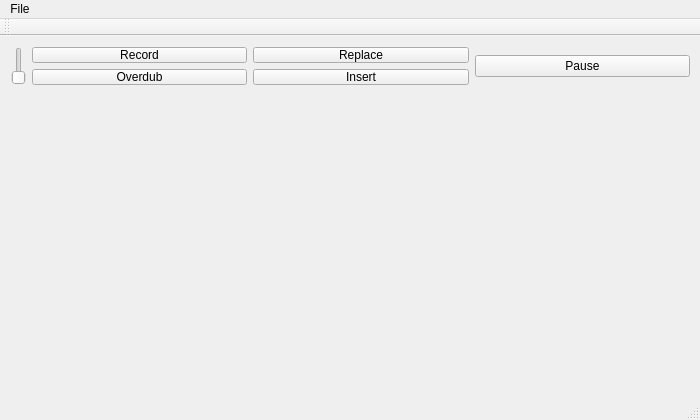
Old version of the form src/gui/mainwindow.ui in the repository kasbah/slim_looper.
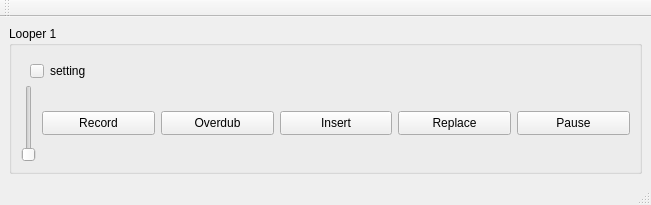
New version of the form. Custom widgets are drawn as their Qt base class.

Commit message: trying out generated ui

```diff
--- a/src/gui/mainwindow.ui
+++ b/src/gui/mainwindow.ui
@@ -6,24 +6,89 @@
    <rect>
     <x>0</x>
     <y>0</y>
-    <width>700</width>
-    <height>420</height>
+    <width>651</width>
+    <height>205</height>
    </rect>
   </property>
   <property name="windowTitle">
    <string>MainWindow</string>
   </property>
-  <widget class="QWidget" name="centralWidget">
-   <widget class="QWidget" name="horizontalLayoutWidget">
-    <property name="geometry">
-     <rect>
-      <x>0</x>
-      <y>0</y>
-      <width>701</width>
-      <height>60</height>
-     </rect>
-    </property>
-    <layout class="QHBoxLayout" name="horizontalLayout_4">
+  <property name="styleSheet">
+   <string notr="true"/>
+  </property>
+  <widget class="QWidget" name="centralwidget">
+   <layout class="QVBoxLayout" name="verticalLayout_3">
+    <item>
+     <widget class="QGroupBox" name="looperWidget_1">
+      <property name="title">
+       <string>Looper 1</string>
+      </property>
+      <layout class="QVBoxLayout" name="verticalLayout">
+       <item>
+        <layout class="QHBoxLayout" name="horizontalLayout_2">
+         <item>
+          <widget class="ClickableWidget" name="boolSettingWidget" native="true">
+           <property name="minimumSize">
+            <size>
+             <width>60</width>
+             <height>24</height>
+            </size>
+           </property>
+           <property name="maximumSize">
+            <size>
+             <width>16777215</width>
+             <height>24</height>
+            </size>
+           </property>
+           <property name="mouseTracking">
+            <bool>true</bool>
+           </property>
+           <layout class="QHBoxLayout" name="horizontalLayout_3">
+            <item>
+             <widget class="LEDButton" name="LED">
+              <property name="minimumSize">
+               <size>
+                <width>14</width>
+                <height>14</height>
+               </size>
+              </property>
+              <property name="maximumSize">
+               <size>
+                <width>14</width>
+                <height>14</height>
+               </size>
+              </property>
+              <property name="text">
+               <string/>
+              </property>
+              <property name="checkable">
+               <bool>true</bool>
+              </property>
+              <property name="autoRepeat">
+               <bool>false</bool>
+              </property>
+             </widget>
+            </item>
+            <item>
+             <widget class="QLabel" name="label">
+              <property name="minimumSize">
+               <size>
+                <width>50</width>
+                <height>14</height>
+               </size>
+              </property>
+              <property name="text">
+               <string>setting</string>
+              </property>
+             </widget>
+            </item>
+           </layout>
+          </widget>
+         </item>
+        </layout>
+       </item>
+       <item>
+        <layout class="QHBoxLayout" name="horizontalLayout">
      <item>
       <widget class="QSlider" name="drySlider">
        <property name="maximum">
@@ -35,45 +100,77 @@
       </widget>
      </item>
      <item>
-      <layout class="QVBoxLayout" name="verticalLayout_5">
-       <item>
         <widget class="QPushButton" name="recordButton">
+           <property name="maximumSize">
+            <size>
+             <width>16777215</width>
+             <height>24</height>
+            </size>
+           </property>
+           <property name="styleSheet">
+            <string notr="true"/>
+           </property>
          <property name="text">
           <string>Record</string>
          </property>
+           <property name="checkable">
+            <bool>true</bool>
+           </property>
         </widget>
        </item>
        <item>
         <widget class="QPushButton" name="overdubButton">
+           <property name="maximumSize">
+            <size>
+             <width>16777215</width>
+             <height>24</height>
+            </size>
+           </property>
          <property name="text">
           <string>Overdub</string>
          </property>
         </widget>
        </item>
-      </layout>
-     </item>
-     <item>
-      <layout class="QVBoxLayout" name="verticalLayout_6">
-       <item>
-        <widget class="QPushButton" name="replaceButton">
-         <property name="text">
-          <string>Replace</string>
-         </property>
-        </widget>
-       </item>
        <item>
         <widget class="QPushButton" name="insertButton">
+           <property name="minimumSize">
+            <size>
+             <width>0</width>
+             <height>24</height>
+            </size>
+           </property>
+           <property name="maximumSize">
+            <size>
+             <width>16777215</width>
+             <height>24</height>
+            </size>
+           </property>
          <property name="text">
           <string>Insert</string>
          </property>
         </widget>
        </item>
-      </layout>
-     </item>
      <item>
-      <layout class="QVBoxLayout" name="verticalLayout_4">
+          <widget class="QPushButton" name="replaceButton">
+           <property name="maximumSize">
+            <size>
+             <width>16777215</width>
+             <height>24</height>
+            </size>
+           </property>
+           <property name="text">
+            <string>Replace</string>
+           </property>
+          </widget>
+         </item>
        <item>
         <widget class="QPushButton" name="playPauseButton">
+           <property name="maximumSize">
+            <size>
+             <width>16777215</width>
+             <height>24</height>
+            </size>
+           </property>
          <property name="text">
           <string>Pause</string>
          </property>
@@ -92,25 +189,24 @@
      </item>
     </layout>
    </widget>
+    </item>
+   </layout>
   </widget>
   <widget class="QMenuBar" name="menuBar">
    <property name="geometry">
     <rect>
      <x>0</x>
      <y>0</y>
-     <width>700</width>
-     <height>24</height>
+     <width>651</width>
+     <height>20</height>
     </rect>
    </property>
-   <widget class="QMenu" name="menuHey">
-    <property name="title">
-     <string>File</string>
-    </property>
-    <addaction name="actionExit"/>
-   </widget>
-   <addaction name="menuHey"/>
-  </widget>
-  <widget class="QToolBar" name="mainToolBar">
+  </widget>
+  <widget class="QStatusBar" name="statusbar"/>
+  <widget class="QToolBar" name="toolBar">
+   <property name="windowTitle">
+    <string>toolBar</string>
+   </property>
    <attribute name="toolBarArea">
     <enum>TopToolBarArea</enum>
    </attribute>
@@ -118,14 +214,20 @@
     <bool>false</bool>
    </attribute>
   </widget>
-  <widget class="QStatusBar" name="statusBar"/>
-  <action name="actionExit">
-   <property name="text">
-    <string>Exit</string>
-   </property>
-  </action>
  </widget>
- <layoutdefault spacing="6" margin="11"/>
+ <customwidgets>
+  <customwidget>
+   <class>ClickableWidget</class>
+   <extends>QWidget</extends>
+   <header>carla_widgets/clickablelabel</header>
+   <container>1</container>
+  </customwidget>
+  <customwidget>
+   <class>LEDButton</class>
+   <extends>QPushButton</extends>
+   <header>carla_widgets/ledbutton</header>
+  </customwidget>
+ </customwidgets>
  <resources/>
  <connections/>
 </ui>
```
Left out of the diff: 2 changed lines with no effect on the pictures. Lines whose indentation alone changed are shown as unchanged. The commit also changes 7 other files.
